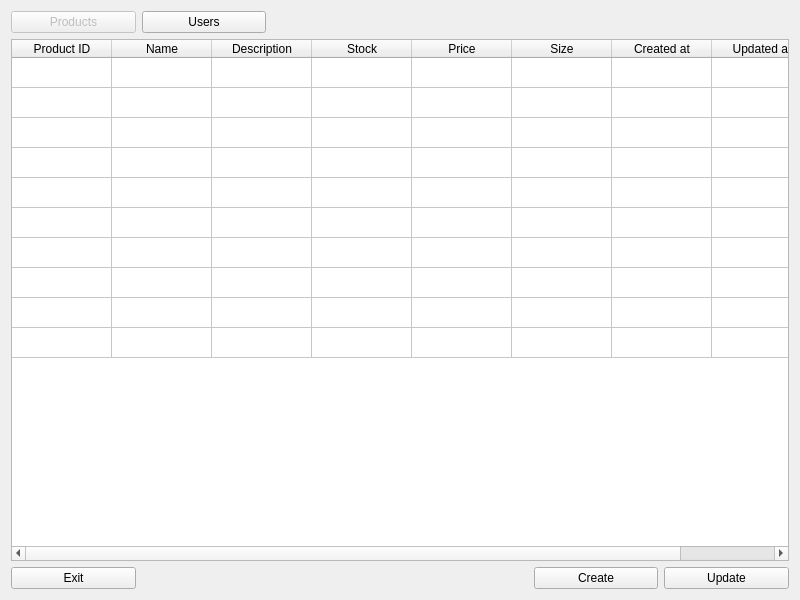
Above: matonet-admin/product_view.ui from Ssteevooh/AppProgrammingSteve before the change. Below: the same form after it.
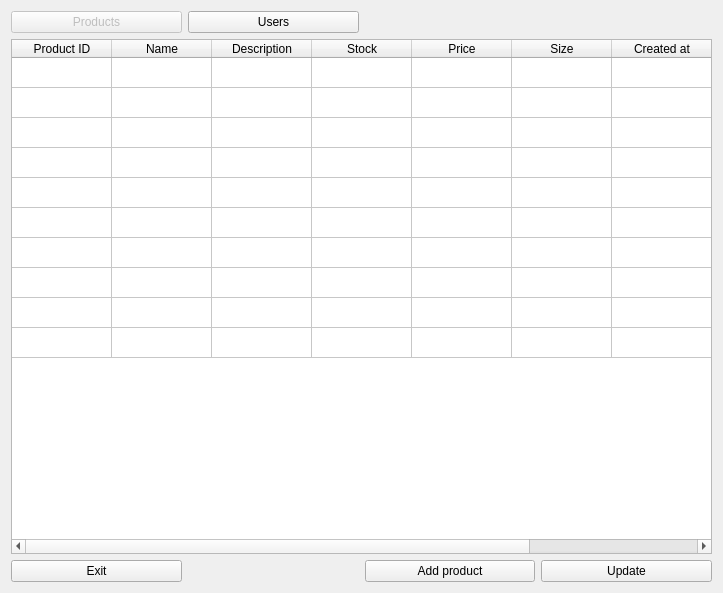
That is the form after the change.

Commit message: user and product editing works

Patch:
```diff
--- a/matonet-admin/product_view.ui
+++ b/matonet-admin/product_view.ui
@@ -6,8 +6,8 @@
    <rect>
     <x>0</x>
     <y>0</y>
-    <width>800</width>
-    <height>600</height>
+    <width>723</width>
+    <height>593</height>
    </rect>
   </property>
   <property name="minimumSize">
@@ -27,27 +27,14 @@
      </property>
     </widget>
    </item>
-   <item row="5" column="5">
+   <item row="5" column="3">
     <widget class="QPushButton" name="update_button">
      <property name="text">
       <string>Update</string>
      </property>
     </widget>
    </item>
-   <item row="5" column="1" colspan="3">
-    <spacer name="button_spacer">
-     <property name="orientation">
-      <enum>Qt::Horizontal</enum>
-     </property>
-     <property name="sizeHint" stdset="0">
-      <size>
-       <width>40</width>
-       <height>20</height>
-      </size>
-     </property>
-    </spacer>
-   </item>
-   <item row="1" column="0" colspan="6">
+   <item row="1" column="0" colspan="4">
     <widget class="QTableWidget" name="table_widget">
      <property name="baseSize">
       <size>
@@ -125,13 +112,6 @@
      </column>
     </widget>
    </item>
-   <item row="5" column="0">
-    <widget class="QPushButton" name="exit_button">
-     <property name="text">
-      <string>Exit</string>
-     </property>
-    </widget>
-   </item>
    <item row="0" column="0">
     <widget class="QPushButton" name="dummy_button">
      <property name="enabled">
@@ -142,10 +122,17 @@
      </property>
     </widget>
    </item>
-   <item row="5" column="4">
-    <widget class="QPushButton" name="create_button">
+   <item row="5" column="2">
+    <widget class="QPushButton" name="add_button">
      <property name="text">
-      <string>Create</string>
+      <string>Add product</string>
+     </property>
+    </widget>
+   </item>
+   <item row="5" column="0">
+    <widget class="QPushButton" name="exit_button">
+     <property name="text">
+      <string>Exit</string>
      </property>
     </widget>
    </item>
```
The commit also changes 5 other files.
